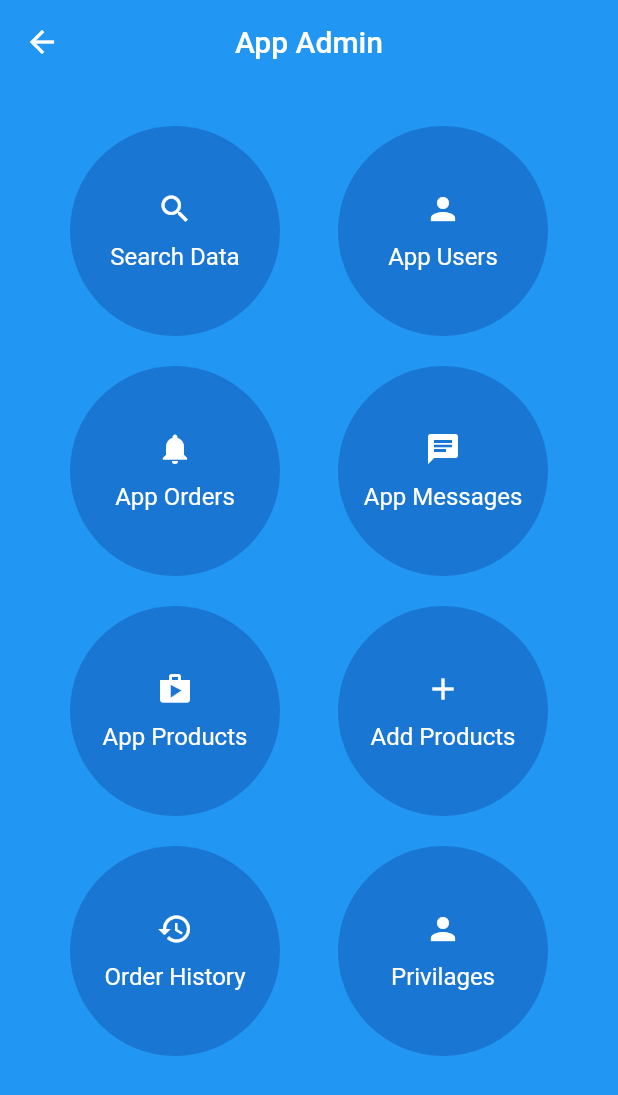
After one commit to mobiledevrob/Flutter-Ecommerce-App, a Flutter app: the AdminHome screen opened directly, on a phone screen of 412 x 824 dp. The commit adds this screen. Shown: the top 1095 px of the screen. Run offline on Flutter 3.47's test engine with Material 2 defaults, Android fonts, the phone set to English and light mode, and no system bars; our stand-ins replace cloud_firestore, firebase_auth, shared_preferences; accounts and stored records are empty; network calls fail.

Commit message:
tutorial 8 (Creating Admin Section)

```diff
--- /dev/null
+++ b/lib/adminScreens/admin_home.dart
@@ -0,0 +1,223 @@
+import 'package:flutter/material.dart';
+import 'package:flutter/cupertino.dart';
+import 'package:flutter_girlies_store/adminScreens/add_products.dart';
+import 'package:flutter_girlies_store/adminScreens/app_messages.dart';
+import 'package:flutter_girlies_store/adminScreens/app_orders.dart';
+import 'package:flutter_girlies_store/adminScreens/app_products.dart';
+import 'package:flutter_girlies_store/adminScreens/app_users.dart';
+import 'package:flutter_girlies_store/adminScreens/order_history.dart';
+import 'package:flutter_girlies_store/adminScreens/privilages.dart';
+import 'package:flutter_girlies_store/adminScreens/search_data.dart';
+
+class AdminHome extends StatefulWidget {
+  @override
+  _AdminHomeState createState() => _AdminHomeState();
+}
+
+class _AdminHomeState extends State<AdminHome> {
+  Size screenSize;
+  @override
+  Widget build(BuildContext context) {
+    screenSize = MediaQuery.of(context).size;
+    return Scaffold(
+      backgroundColor: Theme.of(context).primaryColor,
+      appBar: new AppBar(
+        title: new Text("App Admin"),
+        centerTitle: true,
+        elevation: 0.0,
+      ),
+      //drawer: new Drawer(),
+      body: SingleChildScrollView(
+        padding: const EdgeInsets.all(8.0),
+        child: new Column(
+          children: <Widget>[
+            new SizedBox(
+              height: 20.0,
+            ),
+            new Row(
+              mainAxisAlignment: MainAxisAlignment.spaceEvenly,
+              children: <Widget>[
+                new GestureDetector(
+                  onTap: () {
+                    Navigator.of(context).push(new CupertinoPageRoute(
+                        builder: (context) => SearchData()));
+                  },
+                  child: new CircleAvatar(
+                    maxRadius: 70.0,
+                    child: Column(
+                      mainAxisAlignment: MainAxisAlignment.center,
+                      children: <Widget>[
+                        new Icon(Icons.search),
+                        new SizedBox(
+                          height: 10.0,
+                        ),
+                        new Text("Search Data"),
+                      ],
+                    ),
+                  ),
+                ),
+                new GestureDetector(
+                  onTap: () {
+                    Navigator.of(context).push(new CupertinoPageRoute(
+                        builder: (context) => AppUsers()));
+                  },
+                  child: new CircleAvatar(
+                    maxRadius: 70.0,
+                    child: Column(
+                      mainAxisAlignment: MainAxisAlignment.center,
+                      children: <Widget>[
+                        new Icon(Icons.person),
+                        new SizedBox(
+                          height: 10.0,
+                        ),
+                        new Text("App Users"),
+                      ],
+                    ),
+                  ),
+                ),
+              ],
+            ),
+            new SizedBox(
+              height: 20.0,
+            ),
+            new Row(
+              mainAxisAlignment: MainAxisAlignment.spaceEvenly,
+              children: <Widget>[
+                new GestureDetector(
+                  onTap: () {
+                    Navigator.of(context).push(new CupertinoPageRoute(
+                        builder: (context) => AppOrders()));
+                  },
+                  child: new CircleAvatar(
+                    maxRadius: 70.0,
+                    child: Column(
+                      mainAxisAlignment: MainAxisAlignment.center,
+                      children: <Widget>[
+                        new Icon(Icons.notifications),
+                        new SizedBox(
+                          height: 10.0,
+                        ),
+                        new Text("App Orders"),
+                      ],
+                    ),
+                  ),
+                ),
+                GestureDetector(
+                  onTap: () {
+                    Navigator.of(context).push(new CupertinoPageRoute(
+                        builder: (context) => AppMessages()));
+                  },
+                  child: new CircleAvatar(
+                    maxRadius: 70.0,
+                    child: Column(
+                      mainAxisAlignment: MainAxisAlignment.center,
+                      children: <Widget>[
+                        new Icon(Icons.chat),
+                        new SizedBox(
+                          height: 10.0,
+                        ),
+                        new Text("App Messages"),
+                      ],
+                    ),
+                  ),
+                ),
+              ],
+            ),
+            new SizedBox(
+              height: 20.0,
+            ),
+            new Row(
+              mainAxisAlignment: MainAxisAlignment.spaceEvenly,
+              children: <Widget>[
+                GestureDetector(
+                  onTap: () {
+                    Navigator.of(context).push(new CupertinoPageRoute(
+                        builder: (context) => AppProducts()));
+                  },
+                  child: new CircleAvatar(
+                    maxRadius: 70.0,
+                    child: Column(
+                      mainAxisAlignment: MainAxisAlignment.center,
+                      children: <Widget>[
+                        new Icon(Icons.shop),
+                        new SizedBox(
+                          height: 10.0,
+                        ),
+                        new Text("App Products"),
+                      ],
+                    ),
+                  ),
+                ),
+                GestureDetector(
+                  onTap: () {
+                    Navigator.of(context).push(new CupertinoPageRoute(
+                        builder: (context) => AddProducts()));
+                  },
+                  child: new CircleAvatar(
+                    maxRadius: 70.0,
+                    child: Column(
+                      mainAxisAlignment: MainAxisAlignment.center,
+                      children: <Widget>[
+                        new Icon(Icons.add),
+                        new SizedBox(
+                          height: 10.0,
+                        ),
+                        new Text("Add Products"),
+                      ],
+                    ),
+                  ),
+                ),
+              ],
+            ),
+            new SizedBox(
+              height: 20.0,
+            ),
+            new Row(
+              mainAxisAlignment: MainAxisAlignment.spaceEvenly,
+              children: <Widget>[
+                GestureDetector(
+                  onTap: () {
+                    Navigator.of(context).push(new CupertinoPageRoute(
+                        builder: (context) => OrderHistory()));
+                  },
+                  child: new CircleAvatar(
+                    maxRadius: 70.0,
+                    child: Column(
+                      mainAxisAlignment: MainAxisAlignment.center,
+                      children: <Widget>[
+                        new Icon(Icons.history),
+                        new SizedBox(
+                          height: 10.0,
+                        ),
+                        new Text("Order History"),
+                      ],
+                    ),
+                  ),
+                ),
+                GestureDetector(
+                  onTap: () {
+                    Navigator.of(context).push(new CupertinoPageRoute(
+                        builder: (context) => Privilages()));
+                  },
+                  child: new CircleAvatar(
+                    maxRadius: 70.0,
+                    child: Column(
+                      mainAxisAlignment: MainAxisAlignment.center,
+                      children: <Widget>[
+                        new Icon(Icons.person),
+                        new SizedBox(
+                          height: 10.0,
+                        ),
+                        new Text("Privilages"),
+                      ],
+                    ),
+                  ),
+                ),
+              ],
+            )
+          ],
+        ),
+      ),
+    );
+  }
+}
--- /dev/null
+++ b/lib/adminScreens/privilages.dart
@@ -0,0 +1,24 @@
+import 'package:flutter/material.dart';
+
+class Privilages extends StatefulWidget {
+  @override
+  _PrivilagesState createState() => _PrivilagesState();
+}
+
+class _PrivilagesState extends State<Privilages> {
+  @override
+  Widget build(BuildContext context) {
+    return new Scaffold(
+      appBar: new AppBar(
+        title: new Text("Privilages"),
+        centerTitle: false,
+      ),
+      body: new Center(
+        child: new Text(
+          "Privilages",
+          style: new TextStyle(fontSize: 25.0),
+        ),
+      ),
+    );
+  }
+}
--- a/lib/tools/firebase_methods.dart
+++ b/lib/tools/firebase_methods.dart
@@ -51,6 +51,7 @@ class FirebaseMethods implements AppMethods {
   @override
   Future<String> logginUser({String email, String password}) async {
     // TODO: implement logginUser
+
     FirebaseUser user;
     try {
       user = await auth.signInWithEmailAndPassword(
```
Also changed, not shown: lib/adminScreens/add_products.dart (added, +24 -0 lines), lib/adminScreens/app_messages.dart (added, +24 -0 lines), lib/adminScreens/app_orders.dart (added, +24 -0 lines), lib/adminScreens/app_products.dart (added, +24 -0 lines), lib/adminScreens/app_users.dart (added, +24 -0 lines), lib/adminScreens/order_history.dart (added, +24 -0 lines), lib/adminScreens/search_data.dart (added, +24 -0 lines), lib/userScreens/myHomePage.dart (+10 -1 lines), 1 other file.
